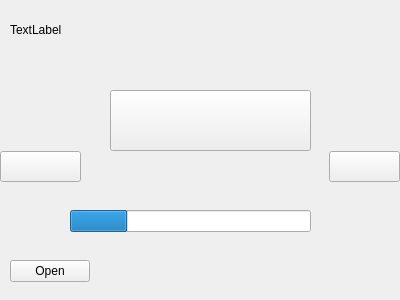
The window that ViewLayer/SongPlayerUi.ui (UCSolarCarTeam/Epsilon-Onboard-Media-Control) describes before a commit, drawn with Qt 5.
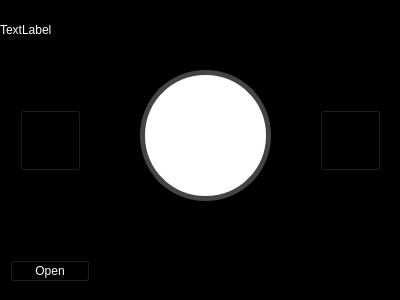
The same window after the commit.

Commit message: Added circular progress bar to form

Patch:
```diff
--- a/ViewLayer/SongPlayerUi.ui
+++ b/ViewLayer/SongPlayerUi.ui
@@ -13,8 +13,11 @@
   <property name="windowTitle">
    <string>Form</string>
   </property>
+  <property name="autoFillBackground">
+   <bool>false</bool>
+  </property>
   <property name="styleSheet">
-   <string notr="true"/>
+   <string notr="true">background-color:black;</string>
   </property>
   <widget class="QPushButton" name="OpenButton">
    <property name="geometry">
@@ -25,6 +28,9 @@
      <height>22</height>
     </rect>
    </property>
+   <property name="styleSheet">
+    <string notr="true">color: white</string>
+   </property>
    <property name="text">
     <string>Open</string>
    </property>
@@ -32,12 +38,15 @@
   <widget class="QLabel" name="infoLabel">
    <property name="geometry">
     <rect>
-     <x>10</x>
+     <x>0</x>
      <y>20</y>
-     <width>391</width>
+     <width>401</width>
      <height>20</height>
     </rect>
    </property>
+   <property name="styleSheet">
+    <string notr="true">color: white</string>
+   </property>
    <property name="text">
     <string>TextLabel</string>
    </property>
@@ -45,12 +54,15 @@
   <widget class="QPushButton" name="nextSong">
    <property name="geometry">
     <rect>
-     <x>329</x>
-     <y>151</y>
-     <width>71</width>
-     <height>31</height>
+     <x>320</x>
+     <y>110</y>
+     <width>61</width>
+     <height>61</height>
     </rect>
    </property>
+   <property name="styleSheet">
+    <string notr="true"/>
+   </property>
    <property name="text">
     <string/>
    </property>
@@ -58,48 +70,59 @@
   <widget class="QPushButton" name="prevSong">
    <property name="geometry">
     <rect>
-     <x>0</x>
-     <y>151</y>
-     <width>81</width>
-     <height>31</height>
+     <x>20</x>
+     <y>110</y>
+     <width>61</width>
+     <height>61</height>
     </rect>
    </property>
+   <property name="styleSheet">
+    <string notr="true"/>
+   </property>
    <property name="text">
     <string/>
    </property>
   </widget>
-  <widget class="QProgressBar" name="progressBar">
-   <property name="geometry">
-    <rect>
-     <x>70</x>
-     <y>210</y>
-     <width>241</width>
-     <height>22</height>
-    </rect>
-   </property>
-   <property name="value">
-    <number>24</number>
-   </property>
-   <property name="textVisible">
-    <bool>false</bool>
-   </property>
-  </widget>
   <widget class="QPushButton" name="PlayButton">
    <property name="geometry">
     <rect>
-     <x>110</x>
-     <y>90</y>
-     <width>201</width>
-     <height>61</height>
+     <x>140</x>
+     <y>70</y>
+     <width>131</width>
+     <height>131</height>
     </rect>
    </property>
    <property name="styleSheet">
-    <string notr="true"/>
+    <string notr="true">QPushButton
+{
+	border-style: solid;
+	background: white;
+	border-color: rgb(68,68,68);
+	border-width: 5px;
+	border-radius: 65px;
+}</string>
    </property>
    <property name="text">
     <string/>
    </property>
   </widget>
+  <widget class="QWidget" name="verticalLayoutWidget">
+   <property name="geometry">
+    <rect>
+     <x>109</x>
+     <y>39</y>
+     <width>191</width>
+     <height>191</height>
+    </rect>
+   </property>
+   <layout class="QVBoxLayout" name="progressBarContainer"/>
+  </widget>
+  <zorder>OpenButton</zorder>
+  <zorder>infoLabel</zorder>
+  <zorder>nextSong</zorder>
+  <zorder>prevSong</zorder>
+  <zorder>verticalLayoutWidget</zorder>
+  <zorder>PlayButton</zorder>
  </widget>
  <resources/>
  <connections/>
```
The commit also changes 7 other files.
